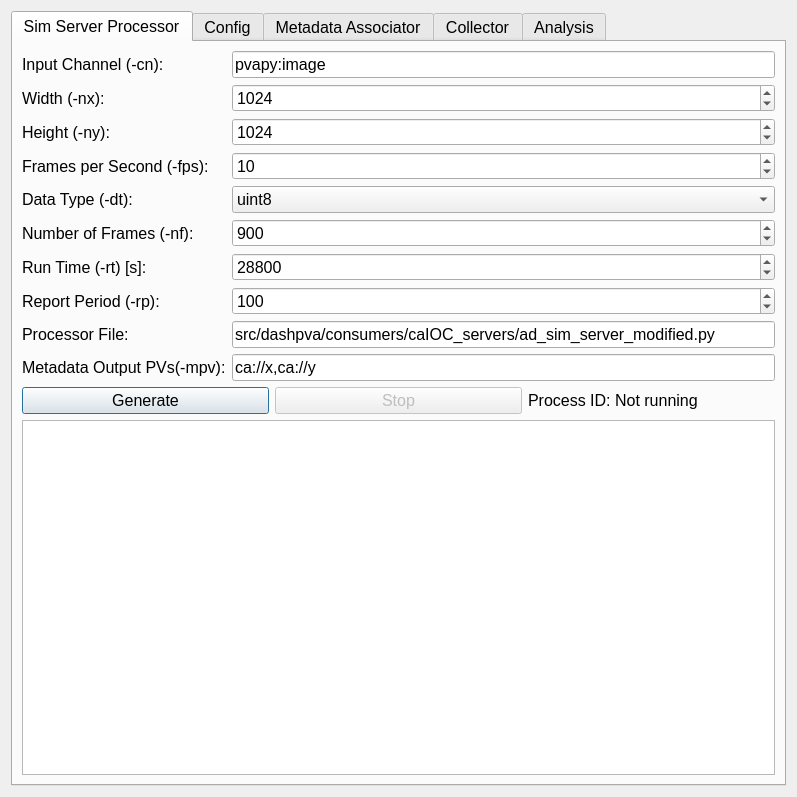
Old version of the form src/dashpva/workflow/workflow.ui in the repository AdvancedPhotonSource/DashPVA.
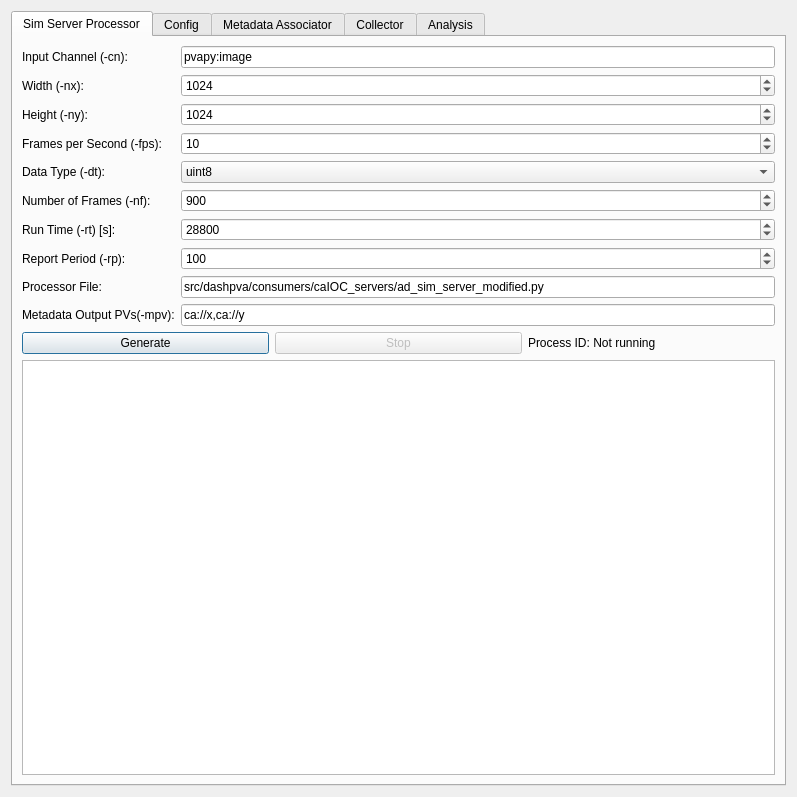
New version of the form. The open tabs and pages were chosen to show the change.

Diff of the .ui file:
```diff
--- a/src/dashpva/workflow/workflow.ui
+++ b/src/dashpva/workflow/workflow.ui
@@ -16,11 +16,6 @@
   <layout class="QVBoxLayout" name="verticalLayout">
    <item>
     <widget class="QTabWidget" name="tabWidget">
-     <property name="font">
-      <font>
-       <pointsize>12</pointsize>
-      </font>
-     </property>
      <property name="currentIndex">
       <number>1</number>
      </property>
@@ -251,12 +246,6 @@
        </item>
        <item>
         <widget class="QPlainTextEdit" name="textEditSimServerOutput">
-         <property name="font">
-          <font>
-           <family>Sans Serif</family>
-           <pointsize>10</pointsize>
-          </font>
-         </property>
          <property name="readOnly">
           <bool>true</bool>
          </property>
```
Left out of the diff: 18 changed lines with no effect on the pictures.
